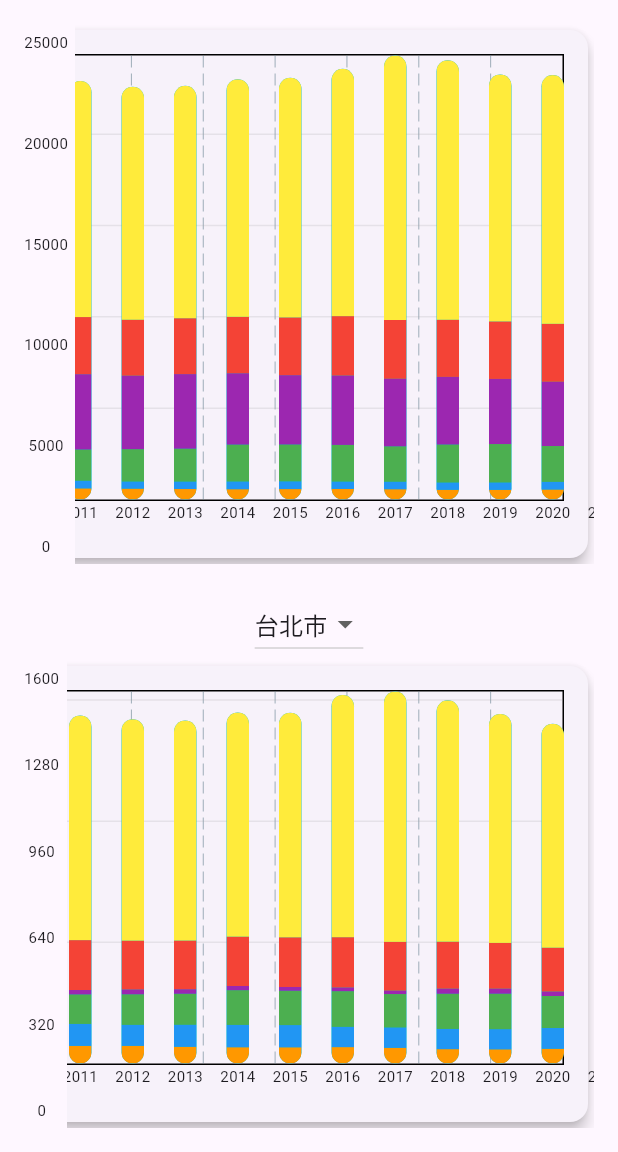
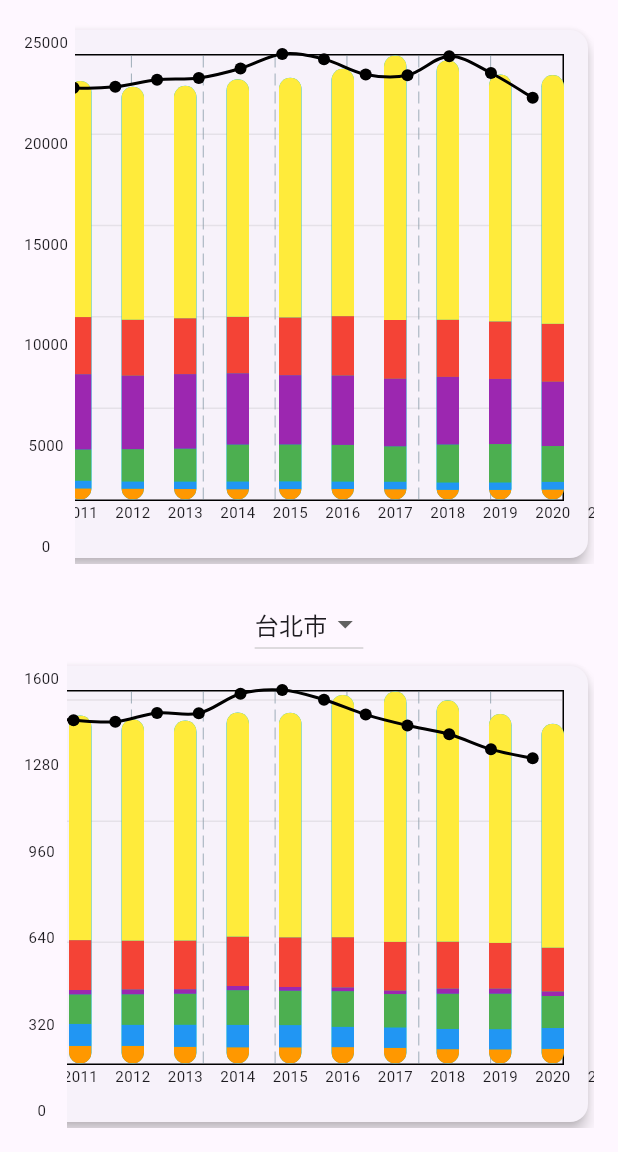
Before and after one commit to HowHaoChih/Carbon_APP_Fonted, a Flutter app: the screen it shows after launch, in the side drawer, after a tap on "首頁", on a phone screen of 412 x 824 dp, the part 84-1236 px from its top. Run offline on Flutter 3.47's test engine with Material 3 defaults, Android fonts, the phone set to English and light mode, and no system bars; drawn by our look-alikes of fl_chart; our stand-ins replace flutter_svg.

Commit message:
feat: Add line chart to display aggregated data
- Integrated a line chart into the existing stacked bar chart component.
- The line chart represents the aggregated data of the selected departments.
- Ensured the line chart aligns with the X-axis and Y-axis of the stacked bar chart.
- Adjusted chart rendering to synchronize both chart types on the same vertical line.
- Improved visual clarity by setting line color to black and adjusting bar width.
- Retained responsiveness and scroll behavior for horizontal alignment.

```diff
--- a/carbon_app/lib/widgets/city_chart.dart
+++ b/carbon_app/lib/widgets/city_chart.dart
@@ -20,6 +20,7 @@ class CityChart extends StatefulWidget {
 
 class _CityChartState extends State<CityChart> {
   List<BarChartGroupData> barGroups = [];
+  List<FlSpot> lineData = []; // 折線圖數據點
   List<int> years = [];
   Map<String, List<double>> departmentData = {};
   double maxValue = 0; // 用於存儲柱狀圖中的最大值
@@ -106,13 +107,17 @@ class _CityChartState extends State<CityChart> {
 
     years = yearRange;
 
-    // 生成堆疊棒狀圖資料
-    barGroups = List.generate(yearRange.length, (index) {
+    // 生成堆疊棒狀圖資料和折線圖數據
+    barGroups = [];
+    lineData = [];
+    for (var index = 0; index < yearRange.length; index++) {
       double stackBottom = 0;
+      double total = 0;
       final rodStackItems = allDepartments.map((department) {
         final value = widget.selectedDepartments.contains(department)
             ? departmentData[department]![index]
             : 0; // 若未勾選，值設為 0
+        total += value; // 計算當前年份的總值
         final stackItem = BarChartRodStackItem(
           stackBottom,
           stackBottom + value, // 堆疊到新高度
@@ -122,7 +127,8 @@ class _CityChartState extends State<CityChart> {
         return stackItem;
       }).toList();
 
-      return BarChartGroupData(
+      // 添加柱狀圖資料
+      barGroups.add(BarChartGroupData(
         x: index,
         barRods: [
           BarChartRodData(
@@ -131,8 +137,11 @@ class _CityChartState extends State<CityChart> {
             width: 15, // 柱條寬度
           ),
         ],
-      );
-    });
+      ));
+
+      // 添加折線圖數據點
+      lineData.add(FlSpot(index.toDouble(), total));
+    }
 
     // 計算調整後的最大值
     adjustedMaxValue = _adjustMaxValue(
@@ -252,7 +261,9 @@ class _CityChartState extends State<CityChart> {
                   padding: const EdgeInsets.all(16.0),
                   child: barGroups.isEmpty
                       ? const Center(child: CircularProgressIndicator())
-                      : BarChart(
+                      : Stack(
+                          children: [
+                            BarChart(
                               BarChartData(
                                 alignment: BarChartAlignment.center,
                                 groupsSpace: 20,
@@ -262,7 +273,8 @@ class _CityChartState extends State<CityChart> {
                                     sideTitles: SideTitles(
                                       showTitles: true,
                                       getTitlesWidget: (value, _) {
-                                    if (value < 0 || value >= years.length) {
+                                        if (value < 0 ||
+                                            value >= years.length) {
                                           return const SizedBox();
                                         }
                                         return Text(
@@ -292,6 +304,29 @@ class _CityChartState extends State<CityChart> {
                                 ),
                               ),
                             ),
+                            LineChart(
+                              LineChartData(
+                                lineBarsData: [
+                                  LineChartBarData(
+                                    spots: lineData,
+                                    isCurved: true,
+                                    color: Colors.black,
+                                    barWidth: 2,
+                                    belowBarData: BarAreaData(show: false),
+                                  ),
+                                ],
+                                titlesData: FlTitlesData(
+                                  show: false, // 隱藏標題
+                                ),
+                                gridData: FlGridData(show: false),
+                                borderData: FlBorderData(show: false),
+                                minX: -0.75,
+                                maxX: 33.75,
+                                minY: 0,
+                              ),
+                            ),
+                          ],
+                        ),
                 ),
               ),
             ),
```
Lines whose indentation alone changed are shown as unchanged.
